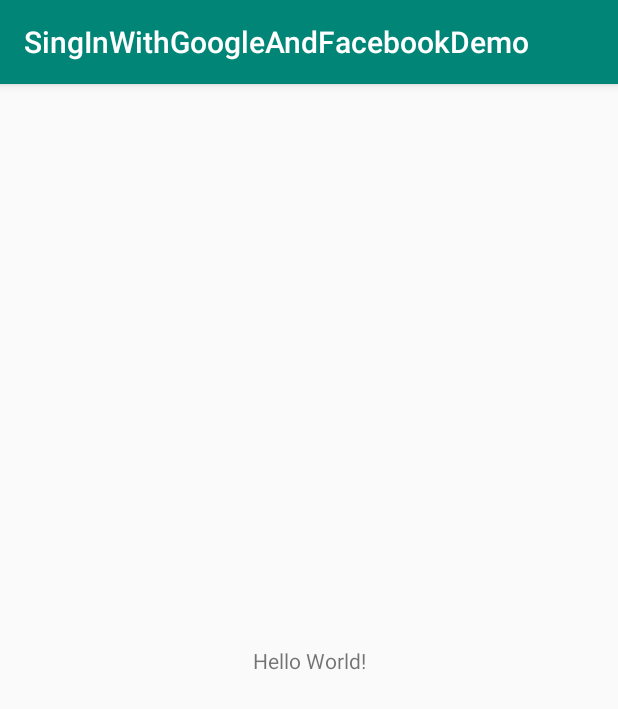
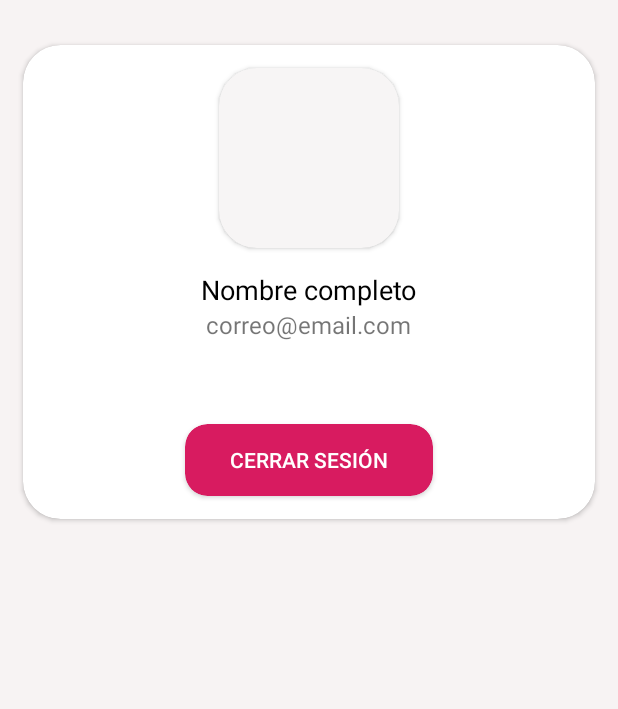
Before and after one commit to CrissAlvarezH/LoginWithGoogleAndFacebookDemo, an Android app: the screen it shows after launch (MainActivity before the commit, UserDataActivity after it), on a phone screen of 412 x 824 dp. Shown: the top 709 px of the screen. Run offline under Robolectric (Android 15) with nearby library versions, the phone set to English and light mode, and no system bars.

Commit message:
Create user data activity layout

```diff
--- a/app/build.gradle
+++ b/app/build.gradle
@@ -32,4 +32,5 @@ dependencies {
     testImplementation 'junit:junit:4.12'
     androidTestImplementation 'androidx.test:runner:1.2.0'
     androidTestImplementation 'androidx.test.espresso:espresso-core:3.2.0'
+    implementation 'androidx.cardview:cardview:1.0.0'
 }
--- a/app/src/main/AndroidManifest.xml
+++ b/app/src/main/AndroidManifest.xml
@@ -9,7 +9,8 @@
         android:roundIcon="@mipmap/ic_launcher_round"
         android:supportsRtl="true"
         android:theme="@style/AppTheme">
-        <activity android:name="com.dev.cristian.alvarez.loginwithgoogleandfacebookdemo.MainActivity">
+        <activity android:name=".LoginActivity"></activity>
+        <activity android:name=".UserDataActivity">
             <intent-filter>
                 <action android:name="android.intent.action.MAIN" />
 
--- a/app/src/main/java/com/dev/cristian/alvarez/loginwithgoogleandfacebookdemo/MainActivity.kt
+++ b/app/src/main/java/com/dev/cristian/alvarez/loginwithgoogleandfacebookdemo/LoginActivity.kt
@@ -3,10 +3,10 @@ package com.dev.cristian.alvarez.loginwithgoogleandfacebookdemo
 import androidx.appcompat.app.AppCompatActivity
 import android.os.Bundle
 
-class MainActivity : AppCompatActivity() {
+class LoginActivity : AppCompatActivity() {
 
     override fun onCreate(savedInstanceState: Bundle?) {
         super.onCreate(savedInstanceState)
-        setContentView(R.layout.activity_main)
+        setContentView(R.layout.activity_login)
     }
 }
--- /dev/null
+++ b/app/src/main/java/com/dev/cristian/alvarez/loginwithgoogleandfacebookdemo/UserDataActivity.kt
@@ -0,0 +1,18 @@
+package com.dev.cristian.alvarez.loginwithgoogleandfacebookdemo
+
+import androidx.appcompat.app.AppCompatActivity
+import android.os.Bundle
+import android.widget.ImageView
+import android.widget.TextView
+
+class UserDataActivity : AppCompatActivity() {
+
+    private val imgUser: ImageView? = null
+    private val txtNameUser: TextView? = null
+    private val txtEmailUser: TextView? = null
+
+    override fun onCreate(savedInstanceState: Bundle?) {
+        super.onCreate(savedInstanceState)
+        setContentView(R.layout.activity_user_data)
+    }
+}
--- a/app/src/main/res/layout/activity_main.xml
+++ b/app/src/main/res/layout/activity_login.xml
@@ -4,15 +4,6 @@
     xmlns:tools="http://schemas.android.com/tools"
     android:layout_width="match_parent"
     android:layout_height="match_parent"
-    tools:context=".MainActivity">
-
-    <TextView
-        android:layout_width="wrap_content"
-        android:layout_height="wrap_content"
-        android:text="Hello World!"
-        app:layout_constraintBottom_toBottomOf="parent"
-        app:layout_constraintLeft_toLeftOf="parent"
-        app:layout_constraintRight_toRightOf="parent"
-        app:layout_constraintTop_toTopOf="parent" />
+    tools:context=".LoginActivity">
 
 </androidx.constraintlayout.widget.ConstraintLayout>
--- /dev/null
+++ b/app/src/main/res/layout/activity_user_data.xml
@@ -0,0 +1,80 @@
+<?xml version="1.0" encoding="utf-8"?>
+<LinearLayout xmlns:android="http://schemas.android.com/apk/res/android"
+    xmlns:app="http://schemas.android.com/apk/res-auto"
+    xmlns:tools="http://schemas.android.com/tools"
+    android:layout_width="match_parent"
+    android:layout_height="match_parent"
+    android:background="#F7F3F3"
+    tools:context=".UserDataActivity">
+
+
+    <androidx.cardview.widget.CardView
+        android:layout_width="match_parent"
+        android:layout_height="wrap_content"
+        android:layout_marginLeft="15dp"
+        android:layout_marginTop="30dp"
+        android:layout_marginRight="15dp"
+        app:cardCornerRadius="25dp">
+
+        <LinearLayout
+            android:layout_width="match_parent"
+            android:layout_height="wrap_content"
+            android:gravity="center"
+            android:orientation="vertical"
+            android:paddingBottom="10dp">
+
+            <androidx.cardview.widget.CardView
+                android:layout_width="120dp"
+                android:layout_height="120dp"
+                android:layout_margin="15dp"
+                app:cardBackgroundColor="#F7F5F5"
+                app:cardCornerRadius="25dp">
+
+                <ImageView
+                    android:id="@+id/img_user"
+                    android:layout_width="match_parent"
+                    android:layout_height="match_parent" />
+
+            </androidx.cardview.widget.CardView>
+
+            <TextView
+                android:id="@+id/txt_user_name"
+                android:layout_width="wrap_content"
+                android:layout_height="wrap_content"
+                android:text="Nombre completo"
+                android:textColor="@android:color/black"
+                android:textSize="18sp" />
+
+            <TextView
+                android:id="@+id/txt_user_email"
+                android:layout_width="wrap_content"
+                android:layout_height="wrap_content"
+                android:text="correo@email.com"
+                android:textSize="16sp" />
+
+            <androidx.cardview.widget.CardView
+                android:layout_width="wrap_content"
+                android:layout_height="wrap_content"
+                android:layout_marginLeft="5dp"
+                android:layout_marginTop="55dp"
+                android:layout_marginRight="5dp"
+                android:layout_marginBottom="5dp"
+                app:cardBackgroundColor="@color/colorAccent"
+                app:cardCornerRadius="15dp">
+
+                <Button
+                    android:id="@+id/btn_logout"
+                    style="@style/Widget.AppCompat.Button.Borderless"
+                    android:layout_width="wrap_content"
+                    android:layout_height="wrap_content"
+                    android:paddingLeft="30dp"
+                    android:paddingRight="30dp"
+                    android:text="Cerrar sesión"
+                    android:textColor="@android:color/white" />
+
+            </androidx.cardview.widget.CardView>
+
+        </LinearLayout>
+
+    </androidx.cardview.widget.CardView>
+</LinearLayout>
--- a/app/src/main/res/values/styles.xml
+++ b/app/src/main/res/values/styles.xml
@@ -1,7 +1,7 @@
 <resources>
 
     <!-- Base application theme. -->
-    <style name="AppTheme" parent="Theme.AppCompat.Light.DarkActionBar">
+    <style name="AppTheme" parent="Theme.AppCompat.Light.NoActionBar">
         <!-- Customize your theme here. -->
         <item name="colorPrimary">@color/colorPrimary</item>
         <item name="colorPrimaryDark">@color/colorPrimaryDark</item>
```
